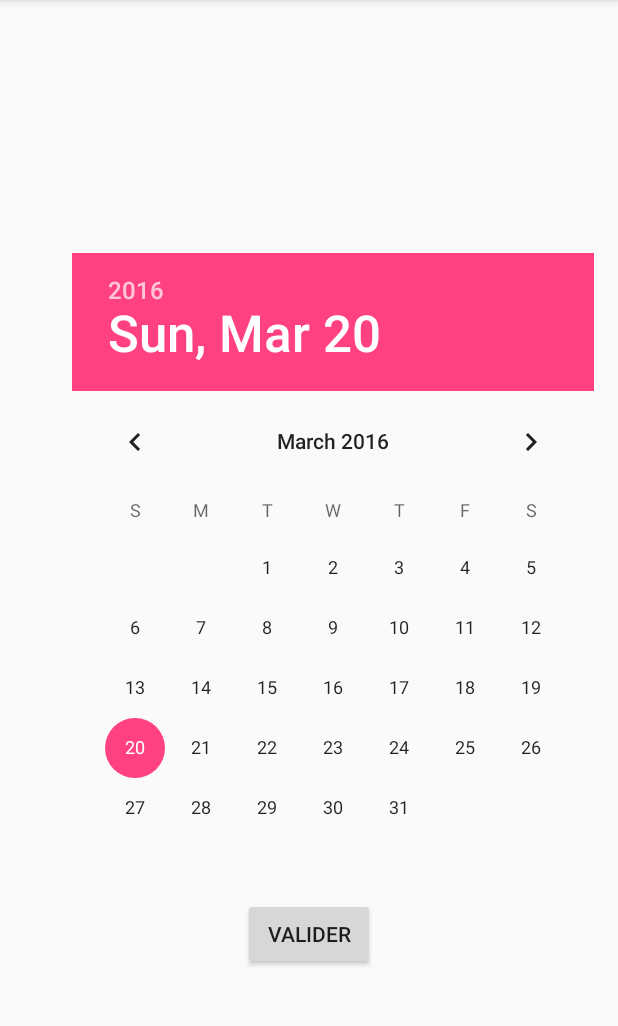
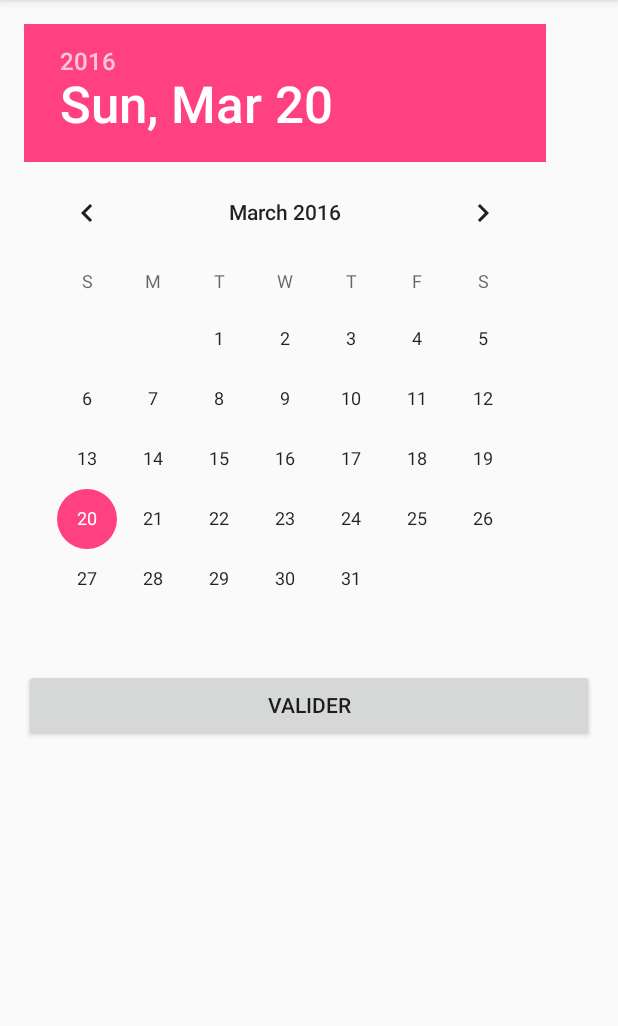
Before and after one commit to hlefe/PetitsMeurtres, an Android app: the fragment ChoixDate shown on its own in the app's theme, on a phone screen of 412 x 824 dp, the part 84-1110 px from its top. Run offline under Robolectric (Android 15) with nearby library versions, the phone set to English and light mode, and no system bars.

```diff
--- a/app/src/main/java/projet/jegrenier/lefevre/petitsmeutres/AssistantBdd.java
+++ b/app/src/main/java/projet/jegrenier/lefevre/petitsmeutres/AssistantBdd.java
@@ -66,6 +66,9 @@ public class AssistantBdd extends SQLiteOpenHelper {
                 "VALUES (2,'Mardi 2 Mars','Test insertion');");
         db.execSQL("INSERT INTO jour (id,date,description)" +
                 "VALUES (3,'Mardi 3 Mars','Test insertid');");
+/*Création de la table listeMots*/
+        db.execSQL("INSERT INTO listeMots (id,mot1,mot2,mot3,mot4,mot5,mot6,mot7,mot8,mot9,mot10,mot11,mot12,idJour)" +
+                "VALUES (1,'test','test','test','test','test','test','test','test','test','test','test','test',1);");
 
     }
 
--- a/app/src/main/res/layout/choix_date.xml
+++ b/app/src/main/res/layout/choix_date.xml
@@ -10,19 +10,23 @@
     tools:context=".MasterActivity"
     android:onClick="startGame">
 
-    <DatePicker
-        android:layout_width="wrap_content"
-        android:layout_height="wrap_content"
-        android:id="@+id/choixDate"
-        android:layout_centerVertical="true"
-        android:layout_alignParentRight="true"
-        android:layout_alignParentEnd="true" />
-
     <Button
         android:layout_width="wrap_content"
         android:layout_height="wrap_content"
         android:text="@string/Valider"
         android:id="@+id/validate"
+        android:layout_alignParentRight="true"
+        android:layout_alignParentEnd="true"
         android:layout_below="@+id/choixDate"
-        android:layout_centerHorizontal="true" />
+        android:layout_alignParentLeft="true"
+        android:layout_alignParentStart="true"
+        android:onClick="startGame" />
+
+    <DatePicker
+        android:layout_width="wrap_content"
+        android:layout_height="wrap_content"
+        android:id="@+id/choixDate"
+        android:layout_alignParentTop="true"
+        android:layout_alignParentLeft="true"
+        android:layout_alignParentStart="true" />
 </RelativeLayout>
```
Also changed, not shown: app/src/main/java/projet/jegrenier/lefevre/petitsmeutres/MasterActivity.java (+24 -0 lines), app/src/main/java/projet/jegrenier/lefevre/petitsmeutres/view/ListeMotTimer.java (added, +43 -0 lines), app/src/main/res/layout/liste_mot_timer.xml (added, +19 -0 lines), 2 other files.
